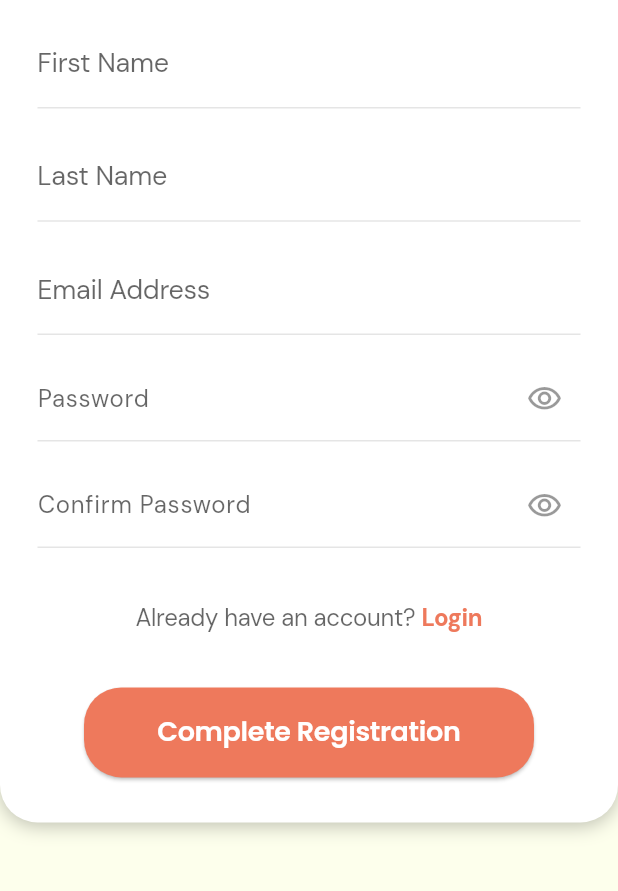
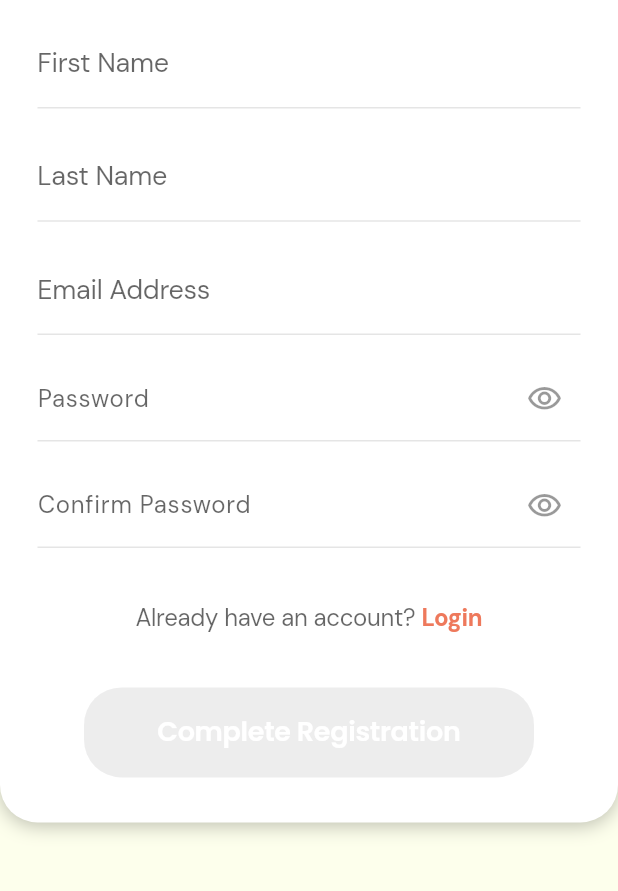
Before and after one commit to kurykatsu24/platoporma-final-project, a Flutter app: the screen it shows after launch, after a tap on "Login", after a tap on "Sign-Up", on a phone screen of 412 x 824 dp, the part 345-1236 px from its top. Run offline on Flutter 3.47's test engine with Material 3 defaults, Android fonts, the phone set to English and light mode, and no system bars; our stand-ins replace google_fonts, supabase_flutter; accounts and stored records are empty.

Commit message:
feat: add initial form validation for login and signup screens (local-first)

```diff
--- a/lib/Pages/login_screen.dart
+++ b/lib/Pages/login_screen.dart
@@ -3,6 +3,7 @@ import 'package:google_fonts/google_fonts.dart';
 import 'package:platoporma/Pages/onboarding_screen.dart';
 import 'package:platoporma/Pages/signup_screen.dart';
 import 'package:platoporma/Pages/login_completion_screen.dart';
+import 'package:platoporma/Auth/validators.dart';
 
 class LoginScreen extends StatefulWidget {
   const LoginScreen({super.key});
@@ -13,6 +14,74 @@ class LoginScreen extends StatefulWidget {
 
 class _LoginScreenState extends State<LoginScreen> {
   bool _obscurePassword = true;
+
+  // TextEditingControllers to track input
+  final TextEditingController _emailController = TextEditingController();
+  final TextEditingController _passwordController = TextEditingController();
+
+  // Enable button state
+  bool _isButtonEnabled = false;
+
+  @override
+  void initState() {
+    super.initState();
+    _emailController.addListener(_updateButtonState);
+    _passwordController.addListener(_updateButtonState);
+  }
+
+  void _updateButtonState() {
+    setState(() {
+      _isButtonEnabled = Validators.areAllFieldsFilled([
+        _emailController.text,
+        _passwordController.text,
+      ]);
+    });
+  }
+
+  // Snackbar Layout for error messages
+  void _showErrorMessage(String message) {
+    ScaffoldMessenger.of(context).showSnackBar(
+      SnackBar(
+        content: Text(message, style: GoogleFonts.dmSans(fontSize: 16)),
+        backgroundColor: Colors.red.shade400,
+        behavior: SnackBarBehavior.floating,
+        elevation: 5,
+        margin: const EdgeInsets.symmetric(horizontal: 30, vertical: 20),
+        shape: RoundedRectangleBorder(borderRadius: BorderRadius.circular(12)),
+      ),
+    );
+  }
+
+  void _validateAndLogin() {
+    final email = _emailController.text.trim();
+    final password = _passwordController.text;
+
+    if (!Validators.isValidEmail(email)) {
+      _showErrorMessage("Please enter a valid email address.");
+      return;
+    }
+
+    if (!Validators.isValidPassword(password)) {
+      _showErrorMessage(
+          "Password must be at least 8 characters and contain both letters and numbers.");
+      return;
+    }
+
+    // ✅ If local validation passes
+    Navigator.pushReplacement(
+      context,
+      MaterialPageRoute(
+        builder: (context) => const LoginCompletionScreen(),
+      ),
+    );
+  }
+
+  @override
+  void dispose() {
+    _emailController.dispose();
+    _passwordController.dispose();
+    super.dispose();
+  }
 
   @override
   Widget build(BuildContext context) {
@@ -121,8 +190,8 @@ class _LoginScreenState extends State<LoginScreen> {
                             const SizedBox(height: 30),
 
                             // Input fields
-                            _buildTextField('Email Address'),
-                            _buildPasswordField('Password'),
+                            _buildTextField('Email Address', _emailController),
+                            _buildPasswordField('Password', _passwordController),
                             const SizedBox(height: 1),
 
                             // Forgot Password text
@@ -182,16 +251,14 @@ class _LoginScreenState extends State<LoginScreen> {
 
                             // Login button
                             SizedBox(
+                              child: Opacity(
+                                opacity: _isButtonEnabled ? 1.0 : 0.65, // disable button until filled
                                 child: ElevatedButton(
-                                onPressed: () async {
-                                  await Future.delayed(const Duration(milliseconds: 150));
-                                  Navigator.pushReplacement(
-                                    context,
-                                    MaterialPageRoute(
-                                      builder: (context) => const LoginCompletionScreen(),
-                                    ),
-                                  );
-                                },
+                                  onPressed: _isButtonEnabled
+                                      ? () {
+                                          _validateAndLogin();
+                                        }
+                                      : null,
                                   style: ElevatedButton.styleFrom(
                                     overlayColor: const Color.fromARGB(255, 201, 52, 14).withOpacity(0.50),
                                     fixedSize: const Size(300, 60),
@@ -207,6 +274,7 @@ class _LoginScreenState extends State<LoginScreen> {
                                       fontWeight: FontWeight.w600,
                                       color: Colors.white,
                                       letterSpacing: -0.2,
+                                    ),
                                   ),
                                 ),
                               ),
@@ -236,10 +304,11 @@ class _LoginScreenState extends State<LoginScreen> {
   }
 
   // Custom reusable textfield
-  Widget _buildTextField(String label) {
+  Widget _buildTextField(String label, TextEditingController controller) {
     return Padding(
       padding: const EdgeInsets.only(bottom: 15),
       child: TextField(
+        controller: controller,
         style: GoogleFonts.dmSans(
           fontSize: 18,
           color: Colors.black.withOpacity(0.6),
@@ -263,10 +332,11 @@ class _LoginScreenState extends State<LoginScreen> {
   }
 
   // Password field with toggle
-  Widget _buildPasswordField(String label) {
+  Widget _buildPasswordField(String label, TextEditingController controller) {
     return Padding(
       padding: const EdgeInsets.only(bottom: 15),
       child: TextField(
+        controller: controller,
         obscureText: _obscurePassword,
         style: GoogleFonts.dmSans(
           fontSize: 16,
--- a/lib/Pages/signup_screen.dart
+++ b/lib/Pages/signup_screen.dart
@@ -3,6 +3,7 @@ import 'package:google_fonts/google_fonts.dart';
 import 'package:platoporma/Pages/onboarding_screen.dart';
 import 'package:platoporma/Pages/login_screen.dart';
 import 'package:platoporma/Pages/signup_completion_screen.dart';
+import 'package:platoporma/Auth/validators.dart';
 
 
 class SignUpScreen extends StatefulWidget {
@@ -15,6 +16,87 @@ class SignUpScreen extends StatefulWidget {
 class _SignUpScreenState extends State<SignUpScreen> {
   bool _obscurePassword = true;
   bool _obscureConfirmPassword = true;
+
+  // CONTROLLERS FOR VALIDATION
+  final _firstNameController = TextEditingController();
+  final _lastNameController = TextEditingController();
+  final _emailController = TextEditingController();
+  final _passwordController = TextEditingController();
+  final _confirmPasswordController = TextEditingController();
+
+  // BUTTON ENABLE STATE
+  bool _isButtonEnabled = false;
+
+  @override
+  void initState() {
+    super.initState();
+
+    // ✅ ADD LISTENERS TO UPDATE BUTTON STATE
+    _firstNameController.addListener(_updateButtonState);
+    _lastNameController.addListener(_updateButtonState);
+    _emailController.addListener(_updateButtonState);
+    _passwordController.addListener(_updateButtonState);
+    _confirmPasswordController.addListener(_updateButtonState);
+  }
+
+  // ✅ Enable button when all fields filled
+  void _updateButtonState() {
+    setState(() {
+      _isButtonEnabled = Validators.areAllFieldsFilled([
+        _firstNameController.text,
+        _lastNameController.text,
+        _emailController.text,
+        _passwordController.text,
+        _confirmPasswordController.text,
+      ]);
+    });
+  }
+
+  // ✅ LOCAL VALIDATION CHECKS
+  void _validateAndSubmit() {
+    final email = _emailController.text.trim();
+    final password = _passwordController.text;
+    final confirmPassword = _confirmPasswordController.text;
+
+    if (!Validators.isValidEmail(email)) {
+      _showError('Please enter a valid email address.');
+      return;
+    }
+
+    if (!Validators.isValidPassword(password)) {
+      _showError(
+          'Password must be at least 8 characters and contain at least one letter and one number.');
+      return;
+    }
+
+    if (!Validators.doPasswordsMatch(password, confirmPassword)) {
+      _showError('Passwords do not match.');
+      return;
+    }
+
+    // ✅ Passed local validation — proceed to next page
+    Navigator.pushReplacement(
+      context,
+      MaterialPageRoute(
+        builder: (context) => const SignUpCompletionScreen(),
+      ),
+    );
+  }
+
+  // Snackbar Layout for error messages
+  void _showError(String message) {
+    ScaffoldMessenger.of(context).showSnackBar(
+      SnackBar(
+        content: Text(message, style: GoogleFonts.dmSans(fontSize: 16)),
+        backgroundColor: Colors.red.shade400,
+        behavior: SnackBarBehavior.floating,
+        elevation: 5,
+        margin: const EdgeInsets.symmetric(horizontal: 30, vertical: 20),
+        shape: RoundedRectangleBorder(borderRadius: BorderRadius.circular(12)),
+      ),
+    );
+  }
+
 
   @override
   Widget build(BuildContext context) {
@@ -124,11 +206,11 @@ class _SignUpScreenState extends State<SignUpScreen> {
                             const SizedBox(height: 30),
 
                             // Input fields
-                            _buildTextField('First Name'),
-                            _buildTextField('Last Name'),
-                            _buildTextField('Email Address'),
-                            _buildPasswordField('Password', true),
-                            _buildPasswordField('Confirm Password', false),
+                            _buildTextField('First Name', _firstNameController),
+                            _buildTextField('Last Name', _lastNameController),
+                            _buildTextField('Email Address', _emailController),
+                            _buildPasswordField('Password', true, _passwordController),
+                            _buildPasswordField('Confirm Password', false, _confirmPasswordController),
                             const SizedBox(height: 20),
 
                             // Already have account text
@@ -167,17 +249,12 @@ class _SignUpScreenState extends State<SignUpScreen> {
                             const SizedBox(height: 35),
 
                             // Complete registration button
+                            // Complete registration button
                             SizedBox(
+                              child: Opacity( // ✅ opacity for disabled state
+                                opacity: _isButtonEnabled ? 1.0 : 0.65,
                                 child: ElevatedButton(
-                                onPressed: () async {
-                                  await Future.delayed(const Duration(milliseconds: 150));
-                                  Navigator.pushReplacement(
-                                    context,
-                                    MaterialPageRoute(
-                                      builder: (context) => const SignUpCompletionScreen(),
-                                    ),
-                                  );
-                                },
+                                  onPressed: _isButtonEnabled ? _validateAndSubmit : null, // ✅ button disabled until all filled
                                   style: ElevatedButton.styleFrom(
                                     overlayColor: const Color.fromARGB(255, 201, 52, 14).withOpacity(0.50),
                                     fixedSize: const Size(300, 60),
@@ -193,6 +270,7 @@ class _SignUpScreenState extends State<SignUpScreen> {
                                       fontWeight: FontWeight.w600,
                                       color: Colors.white,
                                       letterSpacing: -0.2,
+                                    ),
                                   ),
                                 ),
                               ),
@@ -222,10 +300,11 @@ class _SignUpScreenState extends State<SignUpScreen> {
   }
 
   // Custom reusable textfield
-  Widget _buildTextField(String label) {
+  Widget _buildTextField(String label, TextEditingController controller) {
     return Padding(
       padding: const EdgeInsets.only(bottom: 15),
       child: TextField(
+        controller: controller,
         style: GoogleFonts.dmSans(
           fontSize: 18,
           color: Colors.black.withOpacity(0.6),
@@ -249,11 +328,12 @@ class _SignUpScreenState extends State<SignUpScreen> {
   }
 
   // Password field with toggle
-  Widget _buildPasswordField(String label, bool isPasswordField) {
+  Widget _buildPasswordField(String label, bool isPasswordField, TextEditingController controller) {
     final isMainPassword = isPasswordField;
     return Padding(
       padding: const EdgeInsets.only(bottom: 15),
       child: TextField(
+        controller: controller,
         obscureText: isMainPassword ? _obscurePassword : _obscureConfirmPassword,
         style: GoogleFonts.dmSans(
           fontSize: 16,
```
Also changed, not shown: lib/Auth/validators.dart (added, +23 -0 lines). Lines whose indentation alone changed are shown as unchanged.
